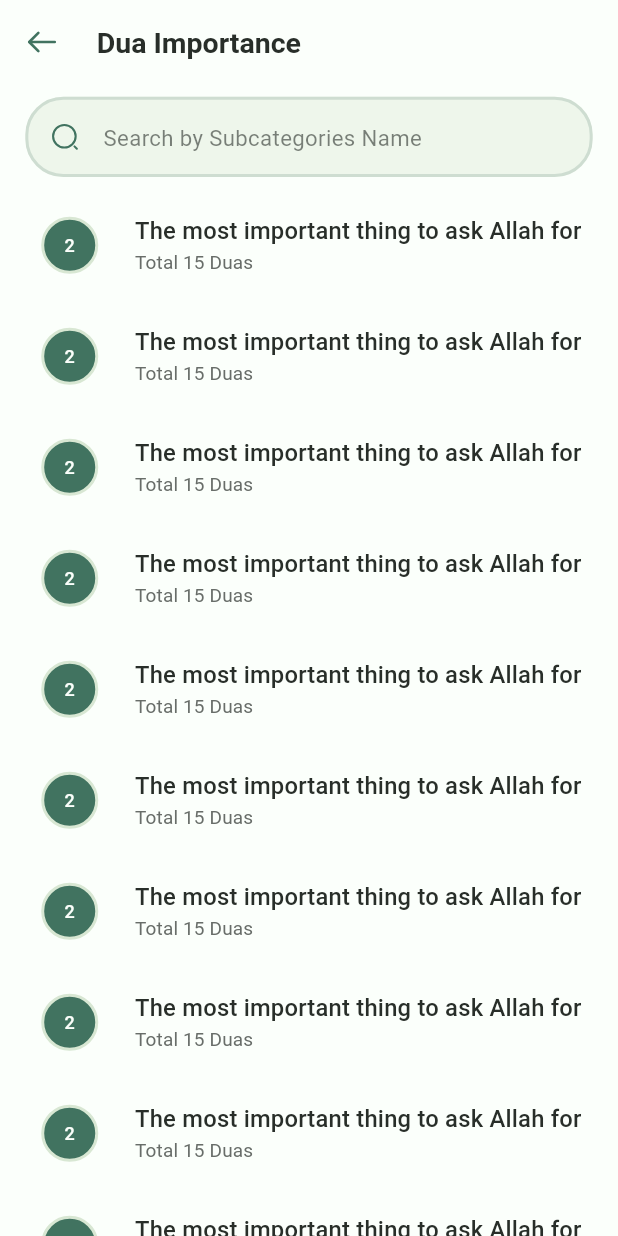
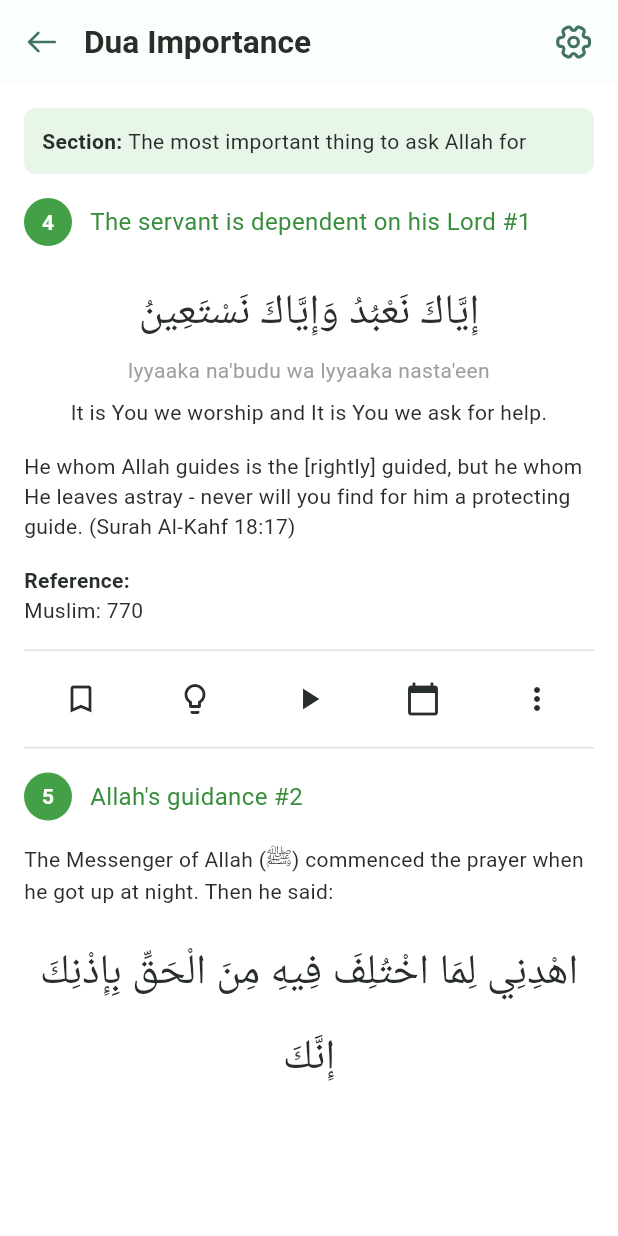
Before and after one commit to ird-mehdi/dua_app, a Flutter app: the screen it shows after launch, on a phone screen of 412 x 824 dp. Run offline on Flutter 3.47's test engine with Material 3 defaults, Android fonts, the phone set to English and light mode, and no system bars; our stand-ins replace equatable, flutter_svg, fpdart, get, get_it, responsive_sizer and 1 more; missing offline and left inert: talker_logger; Roboto replaces fonts that are missing (Kalpurush).

Commit message:
Update home screen to DuaVerticalMove and minor DuaListTile adjustment
- Replace SubCategory with DuaVerticalMove as the home screen
- Add empty space in DuaListTile ExpansionTile for potential future customization

```diff
--- a/lib/presentation/dua_app.dart
+++ b/lib/presentation/dua_app.dart
@@ -1,7 +1,7 @@
 import 'package:dua/core/config/dua_screen.dart';
 import 'package:dua/core/config/themes.dart';
 import 'package:dua/core/static/font_family.dart';
-import 'package:dua/presentation/subcategory/ui/subcategory.dart';
+import 'package:dua/presentation/dua_vertial_move/ui/dua_vertical_move.dart';
 import 'package:flutter/material.dart';
 import 'package:get/get.dart';
 import 'package:responsive_sizer/responsive_sizer.dart';
@@ -29,7 +29,8 @@ class DuaApp extends StatelessWidget {
         themeMode: ThemeMode.light,
         // home: VideoPlayListPage(),
         // home: AllDuaPage(),
-        home: SubCategory(),
+        // home: SubCategory(),
+        home: DuaVerticalMove(),
         //home: NavBarPage(),
         //home: PrayerTimePage(),
 
--- /dev/null
+++ b/lib/presentation/dua_vertial_move/ui/dua_vertical_move.dart
@@ -0,0 +1,247 @@
+import 'package:dua/core/config/app_images.dart';
+import 'package:dua/core/config/dua_screen.dart';
+import 'package:dua/core/utility/utility.dart';
+import 'package:dua/presentation/common/widgets/custom_app_bar.dart';
+import 'package:dua/presentation/common/widgets/svg_image.dart';
+import 'package:flutter/material.dart';
+
+class DuaVerticalMove extends StatelessWidget {
+  const DuaVerticalMove({super.key});
+
+  @override
+  Widget build(BuildContext context) {
+    return Scaffold(
+      backgroundColor: Colors.white,
+      appBar: CustomAppBar(
+        title: 'Dua Importance',
+        actions: [
+          Padding(
+            padding: EdgeInsets.only(right: sixteenPx),
+            child: Container(
+                width: twentyFourPx,
+                height: twentyFourPx,
+                decoration: BoxDecoration(
+                  shape: BoxShape.circle,
+                ),
+                child: SvgImage(
+                    assetName: AppImages.icSetting2,
+                    color: context.color.primaryColor100)),
+          )
+        ],
+      ),
+      body: SingleChildScrollView(
+        padding: const EdgeInsets.all(16.0),
+        child: Column(
+          crossAxisAlignment: CrossAxisAlignment.start,
+          children: [
+            // Section header
+            Container(
+              padding: const EdgeInsets.all(12.0),
+              decoration: BoxDecoration(
+                color: Colors.green.shade50,
+                borderRadius: BorderRadius.circular(8.0),
+              ),
+              child: const Row(
+                children: [
+                  Text(
+                    'Section: ',
+                    style: TextStyle(
+                      fontWeight: FontWeight.bold,
+                      fontSize: 14,
+                    ),
+                  ),
+                  Text(
+                    'The most important thing to ask Allah for',
+                    style: TextStyle(fontSize: 14),
+                  ),
+                ],
+              ),
+            ),
+            const SizedBox(height: 16),
+
+            // Item #4
+            Row(
+              children: [
+                Container(
+                  width: 32,
+                  height: 32,
+                  decoration: BoxDecoration(
+                    color: Colors.green.shade600,
+                    shape: BoxShape.circle,
+                  ),
+                  child: const Center(
+                    child: Text(
+                      '4',
+                      style: TextStyle(
+                        color: Colors.white,
+                        fontWeight: FontWeight.bold,
+                      ),
+                    ),
+                  ),
+                ),
+                const SizedBox(width: 12),
+                Text(
+                  'The servant is dependent on his Lord #1',
+                  style: TextStyle(
+                    color: Colors.green.shade700,
+                    fontSize: 16,
+                  ),
+                ),
+              ],
+            ),
+            const SizedBox(height: 16),
+
+            // Arabic Text
+            const Center(
+              child: Text(
+                'إِيَّاكَ نَعْبُدُ وَإِيَّاكَ نَسْتَعِينُ',
+                style: TextStyle(
+                  fontSize: 28,
+                  height: 2,
+                ),
+                textAlign: TextAlign.center,
+              ),
+            ),
+
+            // Transliteration
+            const Center(
+              child: Text(
+                "lyyaaka na'budu wa lyyaaka nasta'een",
+                style: TextStyle(
+                  fontSize: 14,
+                  color: Colors.grey,
+                ),
+                textAlign: TextAlign.center,
+              ),
+            ),
+            const SizedBox(height: 8),
+
+            // Translation
+            const Center(
+              child: Text(
+                'It is You we worship and It is You we ask for help.',
+                style: TextStyle(fontSize: 14),
+                textAlign: TextAlign.center,
+              ),
+            ),
+            const SizedBox(height: 16),
+
+            // Quote
+            const Text(
+              'He whom Allah guides is the [rightly] guided, but he whom He leaves astray - never will you find for him a protecting guide. (Surah Al-Kahf 18:17)',
+              style: TextStyle(fontSize: 14),
+            ),
+            const SizedBox(height: 16),
+
+            // Reference
+            const Column(
+              crossAxisAlignment: CrossAxisAlignment.start,
+              children: [
+                Text(
+                  'Reference:',
+                  style: TextStyle(
+                    fontWeight: FontWeight.bold,
+                    fontSize: 14,
+                  ),
+                ),
+                Text(
+                  'Muslim: 770',
+                  style: TextStyle(fontSize: 14),
+                ),
+              ],
+            ),
+            const SizedBox(height: 16),
+
+            // Action buttons
+            Container(
+              padding: const EdgeInsets.symmetric(vertical: 8),
+              decoration: BoxDecoration(
+                border: Border(
+                  top: BorderSide(color: Colors.grey.shade300),
+                  bottom: BorderSide(color: Colors.grey.shade300),
+                ),
+              ),
+              child: Row(
+                mainAxisAlignment: MainAxisAlignment.spaceAround,
+                children: [
+                  IconButton(
+                    icon: const Icon(Icons.bookmark_border),
+                    onPressed: () {},
+                  ),
+                  IconButton(
+                    icon: const Icon(Icons.lightbulb_outline),
+                    onPressed: () {},
+                  ),
+                  IconButton(
+                    icon: const Icon(Icons.play_arrow),
+                    onPressed: () {},
+                  ),
+                  IconButton(
+                    icon: const Icon(Icons.calendar_today),
+                    onPressed: () {},
+                  ),
+                  IconButton(
+                    icon: const Icon(Icons.more_vert),
+                    onPressed: () {},
+                  ),
+                ],
+              ),
+            ),
+            const SizedBox(height: 16),
+
+            // Item #5
+            Row(
+              children: [
+                Container(
+                  width: 32,
+                  height: 32,
+                  decoration: BoxDecoration(
+                    color: Colors.green.shade600,
+                    shape: BoxShape.circle,
+                  ),
+                  child: const Center(
+                    child: Text(
+                      '5',
+                      style: TextStyle(
+                        color: Colors.white,
+                        fontWeight: FontWeight.bold,
+                      ),
+                    ),
+                  ),
+                ),
+                const SizedBox(width: 12),
+                Text(
+                  "Allah's guidance #2",
+                  style: TextStyle(
+                    color: Colors.green.shade700,
+                    fontSize: 16,
+                  ),
+                ),
+              ],
+            ),
+            const SizedBox(height: 16),
+
+            // Final text
+            const Text(
+              'The Messenger of Allah (ﷺ) commenced the prayer when he got up at night. Then he said:',
+              style: TextStyle(fontSize: 14),
+            ),
+            const SizedBox(height: 16),
+
+            // Final Arabic text
+            const Center(
+              child: Text(
+                'اهْدِنِي لِمَا اخْتُلِفَ فِيهِ مِنَ الْحَقِّ بِإِذْنِكَ إِنَّكَ',
+                style: TextStyle(
+                  fontSize: 28,
+                  height: 2,
+                ),
+                textAlign: TextAlign.center,
+              ),
+            ),
+          ],
+        ),
+      ),
+    );
+  }
+}
--- a/lib/presentation/subcategory/widget/dua_list_tile.dart
+++ b/lib/presentation/subcategory/widget/dua_list_tile.dart
@@ -195,6 +195,7 @@ class _DuaListTileState extends State<DuaListTile> {
   Widget build(BuildContext context) {
     final ThemeData theme = Theme.of(context);
     return ExpansionTile(
+
       tilePadding: EdgeInsets.zero,
       childrenPadding: EdgeInsets.zero,
       backgroundColor: context.color.shadeColor,
```
